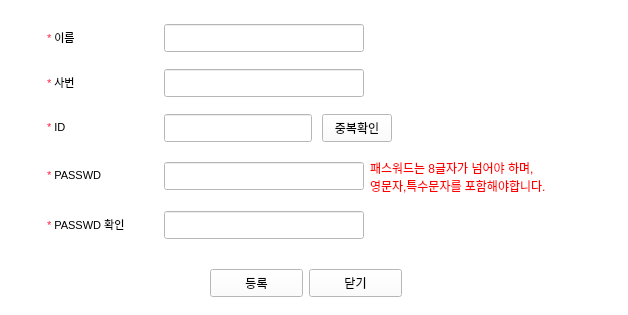
The window that sign_up.ui (hyeona-jeong/HRIS) describes before a commit, drawn with Qt 5.
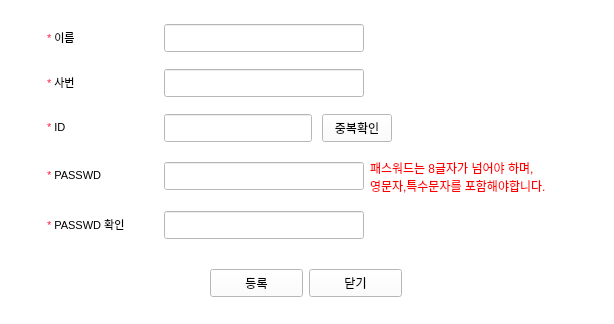
The same window after the commit.

The edit to the form file:
```diff
--- a/sign_up.ui
+++ b/sign_up.ui
@@ -6,8 +6,8 @@
    <rect>
     <x>0</x>
     <y>0</y>
-    <width>628</width>
-    <height>315</height>
+    <width>614</width>
+    <height>324</height>
    </rect>
   </property>
   <property name="palette">
```
Left out of the diff: 178 changed lines with no effect on the pictures.
